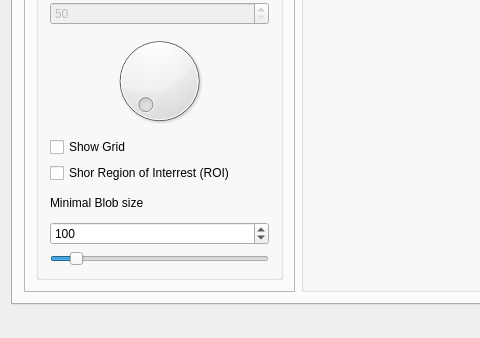
The window that LineWidthMeasTool/mainwindow.ui (theMladyPan/opencv_utils) describes before a commit, drawn with Qt 5; both pictures show x 0 to 480 and y 381 to 719 of the 957 by 719 pixel window.
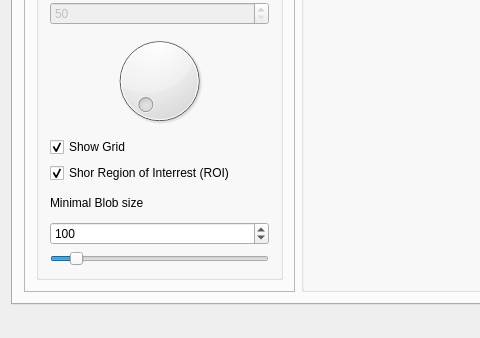
The same window after the commit. The open tabs and pages were chosen to show the change.

What changed in the file:
```diff
--- a/LineWidthMeasTool/mainwindow.ui
+++ b/LineWidthMeasTool/mainwindow.ui
@@ -392,6 +392,9 @@
                 <property name="text">
                  <string>Show Grid</string>
                 </property>
+                <property name="checked">
+                 <bool>true</bool>
+                </property>
                </widget>
               </item>
               <item>
@@ -399,6 +402,9 @@
                 <property name="text">
                  <string>Shor Region of Interrest (ROI)</string>
                 </property>
+                <property name="checked">
+                 <bool>true</bool>
+                </property>
                </widget>
               </item>
               <item>
```
